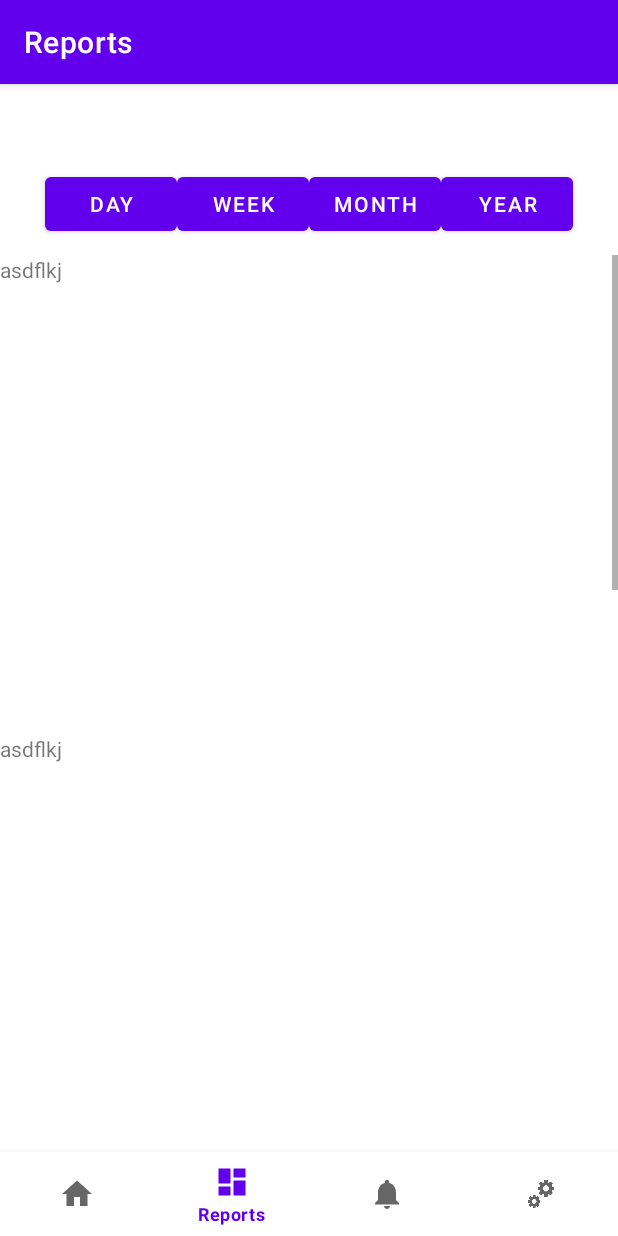
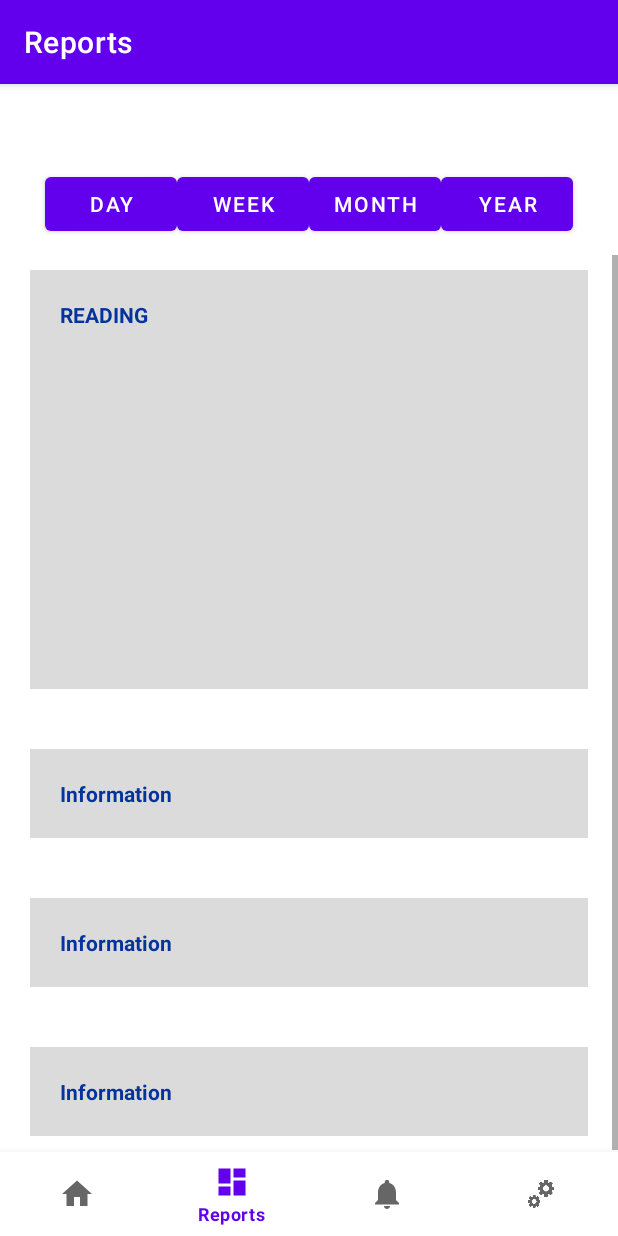
Before and after one commit to GabGerolia05/mobile-monitoring-app, an Android app: the DashboardFragment screen opened through its navigation route, on a phone screen of 412 x 824 dp. Run offline under Robolectric (Android 15) with nearby library versions, the phone set to English and light mode, and no system bars; our stand-ins replace navigation-ui.

Commit message:
updated reports template

```diff
--- a/app/src/main/res/layout/fragment_dashboard.xml
+++ b/app/src/main/res/layout/fragment_dashboard.xml
@@ -51,46 +51,85 @@
             android:orientation="vertical" >
 
             <TextView
-                android:id="@+id/textView"
+                android:id="@+id/textView1"
                 android:layout_width="match_parent"
                 android:layout_height="wrap_content"
-                android:text="asdflkj"
-                android:layout_marginBottom="300dp"/>
-
+                android:text="READING"
+                android:textColor="@color/blue"
+                android:textStyle="bold"
+                android:layout_marginLeft="20dp"
+                android:layout_marginRight="20dp"
+                android:paddingLeft="20dp"
+                android:paddingTop="20dp"
+                android:paddingRight="20dp"
+                android:paddingBottom="1.5in"
+                android:layout_marginTop="10dp"
+                android:background="@color/bg"
+                android:layout_marginBottom="30dp"/>
             <TextView
                 android:id="@+id/textView2"
                 android:layout_width="match_parent"
                 android:layout_height="wrap_content"
-                android:text="asdflkj"
-                android:layout_marginBottom="300dp"/>
-
+                android:text="Information"
+                android:textColor="@color/blue"
+                android:textStyle="bold"
+                android:layout_marginLeft="20dp"
+                android:layout_marginRight="20dp"
+                android:paddingLeft="20dp"
+                android:paddingTop="20dp"
+                android:paddingRight="20dp"
+                android:paddingBottom="20dp"
+                android:layout_marginTop="10dp"
+                android:background="@color/bg"
+                android:layout_marginBottom="30dp"/>
             <TextView
                 android:id="@+id/textView3"
                 android:layout_width="match_parent"
                 android:layout_height="wrap_content"
-                android:text="asdflkj"
-                android:layout_marginBottom="300dp"/>
-
+                android:text="Information"
+                android:textColor="@color/blue"
+                android:textStyle="bold"
+                android:layout_marginLeft="20dp"
+                android:layout_marginRight="20dp"
+                android:paddingLeft="20dp"
+                android:paddingTop="20dp"
+                android:paddingRight="20dp"
+                android:paddingBottom="20dp"
+                android:layout_marginTop="10dp"
+                android:background="@color/bg"
+                android:layout_marginBottom="30dp"/>
             <TextView
                 android:id="@+id/textView4"
                 android:layout_width="match_parent"
                 android:layout_height="wrap_content"
-                android:text="asdflkj"
-                android:layout_marginBottom="300dp"/>
-
+                android:text="Information"
+                android:textColor="@color/blue"
+                android:textStyle="bold"
+                android:layout_marginLeft="20dp"
+                android:layout_marginRight="20dp"
+                android:paddingLeft="20dp"
+                android:paddingTop="20dp"
+                android:paddingRight="20dp"
+                android:paddingBottom="20dp"
+                android:layout_marginTop="10dp"
+                android:background="@color/bg"
+                android:layout_marginBottom="30dp"/>
             <TextView
                 android:id="@+id/textView5"
                 android:layout_width="match_parent"
                 android:layout_height="wrap_content"
-                android:text="asdflkj"
-                android:layout_marginBottom="300dp"/>
-
-            <TextView
-                android:id="@+id/textView6"
-                android:layout_width="match_parent"
-                android:layout_height="wrap_content"
-                android:text="asdflkj"
-                android:layout_marginBottom="300dp"/>
+                android:text="Information"
+                android:textColor="@color/blue"
+                android:textStyle="bold"
+                android:layout_marginLeft="20dp"
+                android:layout_marginRight="20dp"
+                android:paddingLeft="20dp"
+                android:paddingTop="20dp"
+                android:paddingRight="20dp"
+                android:paddingBottom="20dp"
+                android:layout_marginTop="10dp"
+                android:background="@color/bg"
+                android:layout_marginBottom="30dp"/>
 
 
         </LinearLayout>
```
